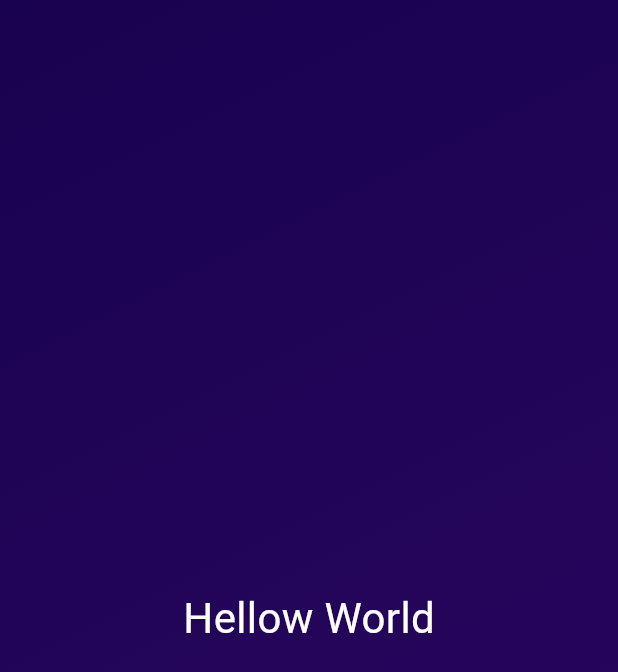
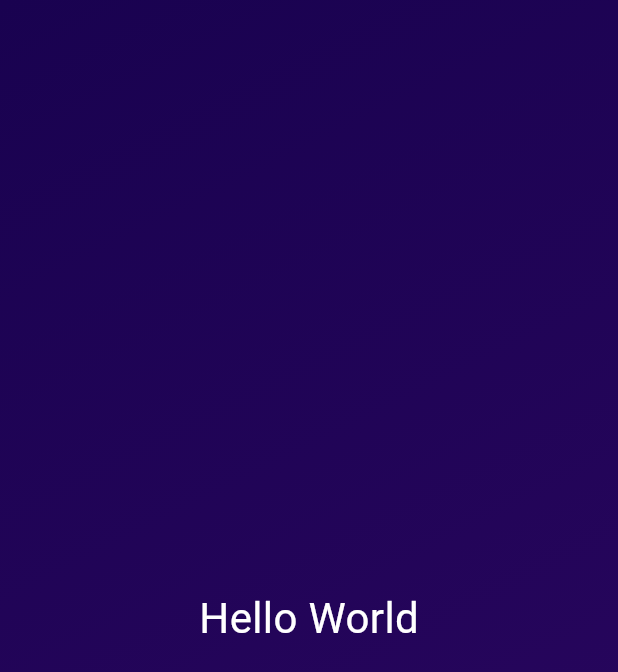
Before and after one commit to muinmundzir/roll-dice, a Flutter app: the screen it shows after launch, on a phone screen of 412 x 824 dp. Shown: the top 672 px of the screen. Run offline on Flutter 3.47's test engine with Material 3 defaults, Android fonts, the phone set to English and light mode, and no system bars.

```diff
--- /dev/null
+++ b/lib/gradient_container.dart
@@ -0,0 +1,28 @@
+import 'package:flutter/material.dart';
+import 'package:roll_dice/styled_text.dart';
+
+class GradientContainer extends StatelessWidget {
+  // const GradientContainer({key}) : super(key: key);
+
+  // same as above
+  const GradientContainer({super.key});
+
+  @override
+  Widget build(context) {
+    return Container(
+      decoration: const BoxDecoration(
+        gradient: LinearGradient(
+          colors: [
+            Color.fromARGB(255, 25, 2, 80),
+            Color.fromARGB(255, 45, 7, 98),
+          ],
+          begin: Alignment.topLeft,
+          end: Alignment.bottomRight,
+        ),
+      ),
+      child: const Center(
+        child: StyledText(),
+      ),
+    );
+  }
+}
--- a/lib/main.dart
+++ b/lib/main.dart
@@ -1,4 +1,5 @@
 import 'package:flutter/material.dart';
+import 'package:roll_dice/gradient_container.dart';
 
 void main() {
   runApp(
@@ -7,30 +8,3 @@ void main() {
     ),
   );
 }
-
-class GradientContainer extends StatelessWidget {
-  // const GradientContainer({key}) : super(key: key);
-
-  // same as above
-  const GradientContainer({super.key});
-
-  @override
-  Widget build(context) {
-    return Container(
-      decoration: const BoxDecoration(
-        gradient: LinearGradient(
-          colors: [
-            Color.fromARGB(255, 25, 2, 80),
-            Color.fromARGB(255, 45, 7, 98),
-          ],
-          begin: Alignment.topLeft,
-          end: Alignment.bottomRight,
-        ),
-      ),
-      child: const Center(
-        child: Text('Hellow World',
-            style: TextStyle(fontSize: 28, color: Colors.white)),
-      ),
-    );
-  }
-}
--- /dev/null
+++ b/lib/styled_text.dart
@@ -0,0 +1,10 @@
+import 'package:flutter/material.dart';
+
+class StyledText extends StatelessWidget {
+  const StyledText({super.key});
+
+  @override
+  Widget build(context) {
+    return const Text('Hello World', style: TextStyle(fontSize: 28, color: Colors.white));
+  }
+}
```
